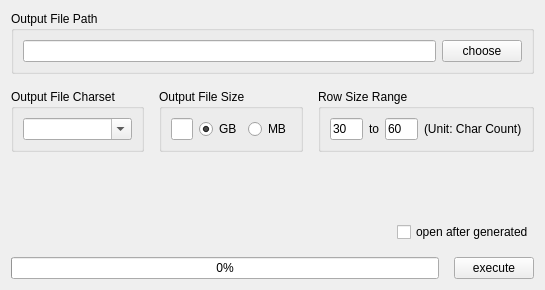
Above: src/lib/qt/big_file_generator.ui from haocxy/litext before the change. Below: the same form after it.
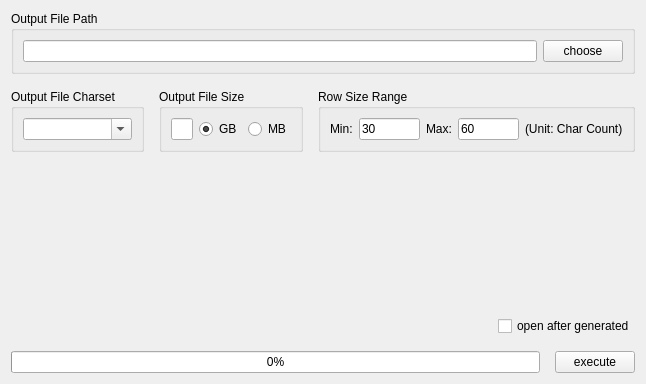
That is the form after the change.

Commit message: 生成大文件界面-调整行尺寸区域

Diff of the .ui file:
```diff
--- a/src/lib/qt/big_file_generator.ui
+++ b/src/lib/qt/big_file_generator.ui
@@ -6,8 +6,8 @@
    <rect>
     <x>0</x>
     <y>0</y>
-    <width>545</width>
-    <height>290</height>
+    <width>646</width>
+    <height>384</height>
    </rect>
   </property>
   <property name="windowTitle">
@@ -117,6 +117,13 @@
         <string>Row Size Range</string>
        </property>
        <layout class="QHBoxLayout" name="horizontalLayout_3">
+        <item>
+         <widget class="QLabel" name="labelMin">
+          <property name="text">
+           <string>Min:</string>
+          </property>
+         </widget>
+        </item>
         <item>
          <widget class="QLineEdit" name="minRowSizeLineEdit">
           <property name="text">
@@ -127,7 +134,7 @@
         <item>
          <widget class="QLabel" name="labelTo">
           <property name="text">
-           <string>to</string>
+           <string>Max:</string>
           </property>
          </widget>
         </item>
```
Left out of the diff: 2 changed lines with no effect on the pictures.
